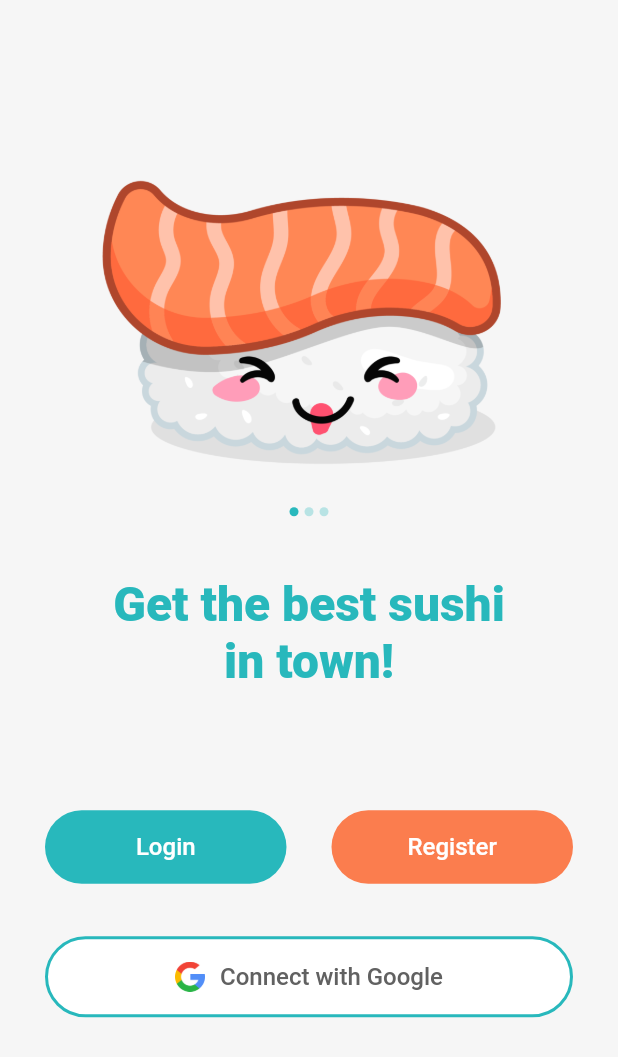
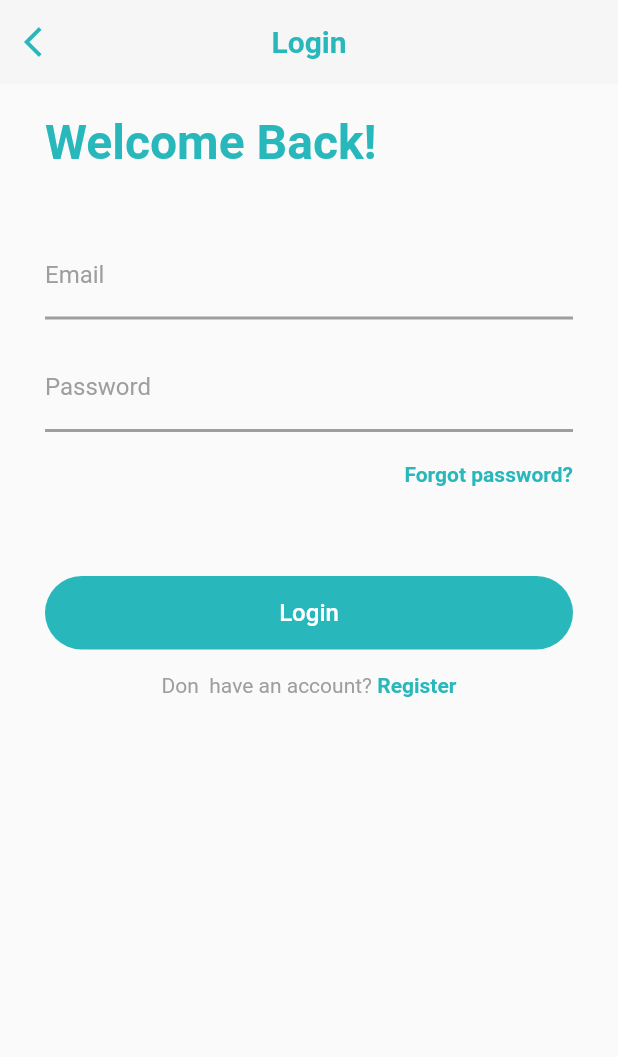
Before and after one commit to sameelll/sushi-app, a Flutter app: the screen it shows after launch, after a tap on "Login", on a phone screen of 412 x 824 dp. Shown: the top 1057 px of the screen. Run offline on Flutter 3.47's test engine with Material 2 defaults, Android fonts, the phone set to English and light mode, and no system bars; our stand-ins replace firebase_auth, firebase_core, get; accounts and stored records are empty.

Commit message:
Starter and Login Screen finished

```diff
--- a/lib/screens/login_screen.dart
+++ b/lib/screens/login_screen.dart
@@ -0,0 +1,83 @@
+import 'package:flutter/gestures.dart';
+import 'package:flutter/material.dart';
+import 'package:get/get.dart';
+import 'package:sushi_app/screens/starter_screen.dart';
+import 'package:sushi_app/screens/widgets/login_button.dart';
+import 'package:sushi_app/screens/widgets/login_form.dart';
+
+class LoginScreen extends StatelessWidget {
+  const LoginScreen({Key? key}) : super(key: key);
+
+  @override
+  Widget build(BuildContext context) {
+    return Scaffold(
+      appBar: AppBar(
+        backgroundColor: const Color(0xffF6F6F6),
+        elevation: 0,
+        centerTitle: true,
+        title: const Text(
+          "Login",
+          style:
+              TextStyle(color: Color(0xff28b8bc), fontWeight: FontWeight.bold),
+        ),
+        leading: IconButton(
+          icon: const Icon(Icons.arrow_back_ios),
+          color: const Color(0xff28b8bc),
+          onPressed: () {
+            Get.back();
+          },
+        ),
+      ),
+      body: Column(
+        crossAxisAlignment: CrossAxisAlignment.start,
+        children: <Widget>[
+          Container(
+            padding: const EdgeInsets.symmetric(horizontal: 30, vertical: 20),
+            child: const Text(
+              "Welcome Back!",
+              style: TextStyle(
+                  color: Color(0xff28b8bc),
+                  fontSize: 32,
+                  fontWeight: FontWeight.bold),
+            ),
+          ),
+          const LoginForm(),
+          Container(
+            padding: const EdgeInsets.symmetric(horizontal: 30),
+            alignment: Alignment.centerRight,
+            child: const Text(
+              'Forgot password?',
+              style: TextStyle(
+                  color: Color(0xff28b8bc), fontWeight: FontWeight.w700),
+            ),
+          ),
+          const SizedBox(
+            height: 60,
+          ),
+          const LoginButton(),
+          Container(
+            alignment: Alignment.center,
+            padding: const EdgeInsets.symmetric(horizontal: 30, vertical: 16),
+            child: RichText(
+              text: TextSpan(
+                style: const TextStyle(color: Colors.grey),
+                children: [
+                  const TextSpan(text: 'Don\t have an account? '),
+                  TextSpan(
+                    text: 'Register',
+                    style: const TextStyle(
+                        color: Color(0xff28b8bc), fontWeight: FontWeight.bold),
+                    recognizer: TapGestureRecognizer()
+                      ..onTap = () {
+                        Get.to(const StarterScreen());
+                      },
+                  ),
+                ],
+              ),
+            ),
+          )
+        ],
+      ),
+    );
+  }
+}
--- /dev/null
+++ b/lib/screens/widgets/input_text_field.dart
@@ -0,0 +1,43 @@
+import 'package:flutter/material.dart';
+
+class InputTextField extends StatelessWidget {
+  const InputTextField(
+      {Key? key,
+      required this.label,
+      required this.onChange,
+      this.password = false})
+      : super(key: key);
+
+  final String label;
+  final Function onChange;
+  final bool password;
+
+  @override
+  Widget build(BuildContext context) {
+    return TextField(
+      obscureText: password,
+      decoration: InputDecoration(
+        labelText: label,
+        labelStyle: const TextStyle(color: Colors.grey),
+        border: const UnderlineInputBorder(
+          borderSide: BorderSide(
+            color: Color(0xff28b8bc),
+            width: 2,
+          ),
+        ),
+        focusedBorder: const UnderlineInputBorder(
+          borderSide: BorderSide(
+            color: Color(0xff28b8bc),
+            width: 2,
+          ),
+        ),
+        enabledBorder: const UnderlineInputBorder(
+          borderSide: BorderSide(
+            color: Colors.grey,
+            width: 2,
+          ),
+        ),
+      ),
+    );
+  }
+}
--- a/lib/screens/widgets/login_and_register.dart
+++ b/lib/screens/widgets/login_and_register.dart
@@ -1,4 +1,6 @@
 import 'package:flutter/material.dart';
+import 'package:get/get.dart';
+import 'package:sushi_app/screens/login_screen.dart';
 
 class LoginAndRegister extends StatelessWidget {
   const LoginAndRegister({
@@ -20,8 +22,7 @@ class LoginAndRegister extends StatelessWidget {
                 style: ButtonStyle(
                     elevation: MaterialStateProperty.all(0),
                     alignment: Alignment.center,
-                        padding: MaterialStateProperty.all(
-                            const EdgeInsets.only(
+                    padding: MaterialStateProperty.all(const EdgeInsets.only(
                         right: 55, left: 55, top: 15, bottom: 15)),
                     backgroundColor:
                         MaterialStateProperty.all(Colors.transparent),
@@ -29,14 +30,18 @@ class LoginAndRegister extends StatelessWidget {
                       RoundedRectangleBorder(
                           borderRadius: BorderRadius.circular(25)),
                     )),
-                    onPressed: () {},
+                onPressed: () {
+                  Get.to(() => const LoginScreen());
+                },
                 child: const Text(
                   "Login",
                   style: TextStyle(
                     color: Colors.white,
                     fontSize: 16,
                   ),
-                    ))),
+                ),
+              ),
+            ),
           ),
           const SizedBox(
             width: 30,
--- /dev/null
+++ b/lib/screens/widgets/login_button.dart
@@ -0,0 +1,40 @@
+import 'package:flutter/material.dart';
+
+class LoginButton extends StatelessWidget {
+  const LoginButton({
+    Key? key,
+  }) : super(key: key);
+
+  @override
+  Widget build(BuildContext context) {
+    return Container(
+      width: double.infinity,
+      padding: const EdgeInsets.symmetric(horizontal: 30),
+      child: DecoratedBox(
+        decoration: BoxDecoration(
+          borderRadius: BorderRadius.circular(36),
+          color: const Color(0xff28b8bc),
+        ),
+        child: ElevatedButton(
+          style: ButtonStyle(
+              elevation: MaterialStateProperty.all(0),
+              alignment: Alignment.center,
+              padding: MaterialStateProperty.all(
+                  const EdgeInsets.only(top: 15, bottom: 15)),
+              backgroundColor: MaterialStateProperty.all(Colors.transparent),
+              shape: MaterialStateProperty.all(
+                RoundedRectangleBorder(borderRadius: BorderRadius.circular(25)),
+              )),
+          onPressed: () {},
+          child: const Text(
+            "Login",
+            style: TextStyle(
+              color: Colors.white,
+              fontSize: 16,
+            ),
+          ),
+        ),
+      ),
+    );
+  }
+}
--- /dev/null
+++ b/lib/screens/widgets/login_form.dart
@@ -0,0 +1,31 @@
+import 'package:flutter/material.dart';
+import 'package:sushi_app/screens/widgets/input_text_field.dart';
+
+class LoginForm extends StatelessWidget {
+  const LoginForm({
+    Key? key,
+  }) : super(key: key);
+
+  @override
+  Widget build(BuildContext context) {
+    return Container(
+      padding: const EdgeInsets.symmetric(horizontal: 30, vertical: 20),
+      child: Column(
+        children: <Widget>[
+          InputTextField(
+            label: 'Email',
+            onChange: (value) {},
+          ),
+          const SizedBox(
+            height: 16,
+          ),
+          InputTextField(
+            password: true,
+            label: 'Password',
+            onChange: (value) {},
+          ),
+        ],
+      ),
+    );
+  }
+}
```
Also changed, not shown: lib/screens/widgets/google_button.dart (+10 -4 lines). Lines whose indentation alone changed are shown as unchanged.
